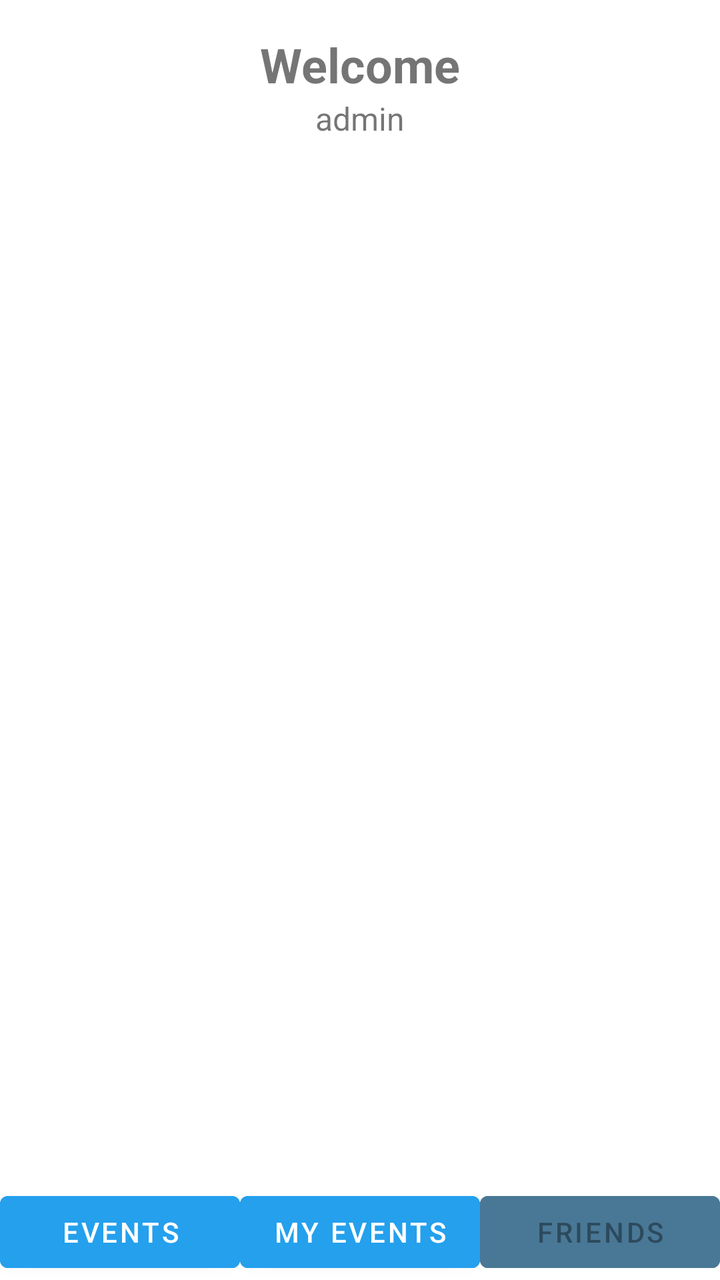
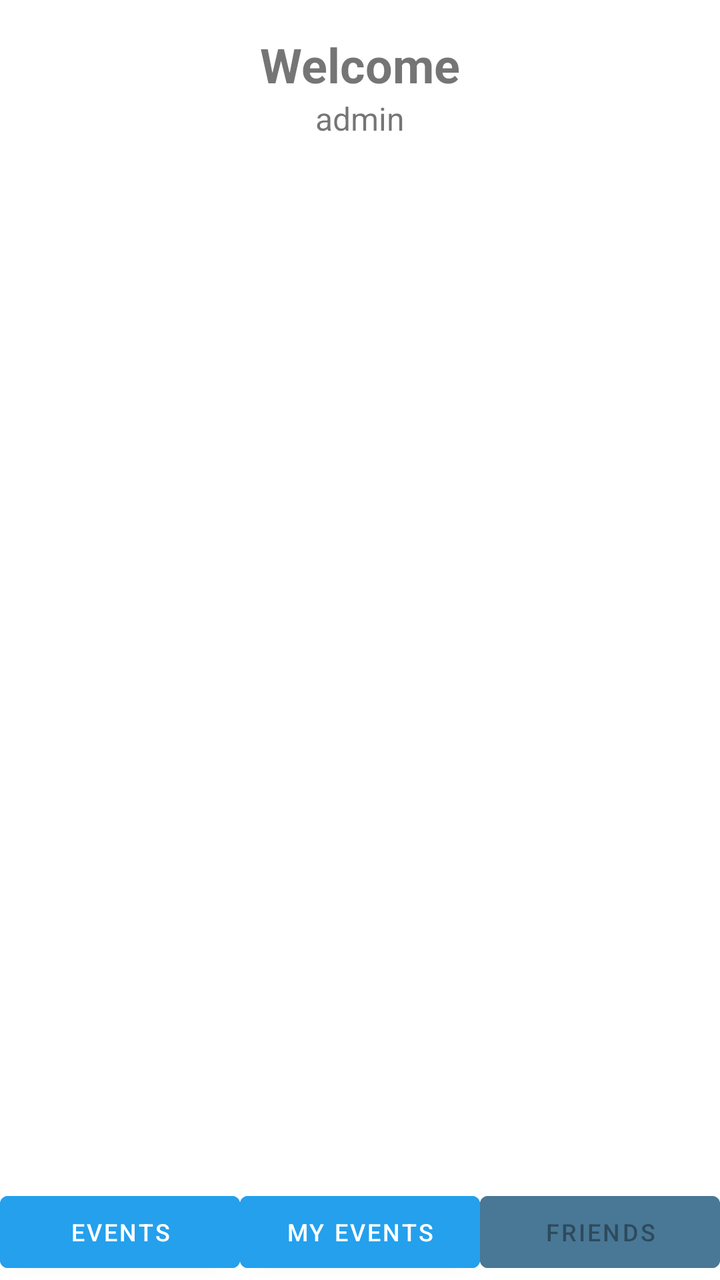

Two renders of the same Android screen: before a commit and after it. Below are the layout's source before the change and the commit's diff.
<!-- AndroidManifest.xml: application theme Theme.EventsApp -->
<!-- res/layout/activity_events.xml -->
<?xml version="1.0" encoding="utf-8"?>
<LinearLayout xmlns:android="http://schemas.android.com/apk/res/android"
    xmlns:app="http://schemas.android.com/apk/res-auto"
    xmlns:tools="http://schemas.android.com/tools"
    android:id="@+id/events"
    android:layout_width="match_parent"
    android:layout_height="match_parent"
    tools:context=".EventsActivity"
    android:orientation="vertical">

    <LinearLayout
        android:layout_width="match_parent"
        android:layout_height="wrap_content"
        android:orientation="vertical"
        android:paddingVertical="16dp"
        >

        <TextView
            android:layout_width="wrap_content"
            android:layout_height="wrap_content"
            android:layout_gravity="center"
            android:text="@string/welcome"
            android:textStyle="bold"
            android:textSize="24sp"
            />

        <TextView
            android:id="@+id/textUsername"
            android:layout_width="wrap_content"
            android:layout_height="0dp"
            android:layout_weight="1"
            android:layout_gravity="center"
            android:text="@string/admin"
            android:textSize="16sp"
            />

    </LinearLayout>


    <LinearLayout
        android:id="@+id/fragmentLayout"
        android:layout_width="match_parent"
        android:layout_height="0dp"
        android:layout_weight="1"
        android:orientation="vertical"
        />


    <LinearLayout
        android:layout_width="match_parent"
        android:layout_height="wrap_content"
        android:orientation="horizontal"
        android:layout_gravity="bottom"
        >

        <Button
            android:id="@+id/btnEvents"
            android:layout_width="0dp"
            android:layout_height="match_parent"
            android:text="@string/events"
            android:layout_weight="1"
            android:backgroundTint="@color/blue"
            />

        <Button
            android:id="@+id/btnMyEvents"
            android:layout_width="0dp"
            android:layout_height="match_parent"
            android:text="@string/my_events"
            android:layout_weight="1"
            android:backgroundTint="@color/blue"
            />

        <Button
            android:id="@+id/btnFriends"
            android:layout_width="0dp"
            android:layout_height="match_parent"
            android:text="@string/friends"
            android:layout_weight="1"
            android:backgroundTint="@color/blue_grey"
            android:enabled="false"
            />

    </LinearLayout>

</LinearLayout>
<!-- resources referenced by this layout -->
<resources>
  <color name="blue">#24A0ED</color>
  <color name="blue_grey">#497896</color>
  <string name="admin">admin</string>
  <string name="events">events</string>
  <string name="friends">friends</string>
  <string name="my_events">my events</string>
  <string name="welcome">Welcome</string>
  <style name="Theme.EventsApp" parent="Theme.MaterialComponents.DayNight.DarkActionBar">
          
          <item name="colorPrimary">@color/purple_500</item>
          <item name="colorPrimaryVariant">@color/purple_700</item>
          <item name="colorOnPrimary">@color/white</item>
          
          <item name="colorSecondary">@color/teal_200</item>
          <item name="colorSecondaryVariant">@color/teal_700</item>
          <item name="colorOnSecondary">@color/black</item>
          
          <item name="android:statusBarColor">?attr/colorPrimaryVariant</item>
          
      </style>
  <color name="purple_500">#FF6200EE</color>
  <color name="purple_700">#FF3700B3</color>
  <color name="white">#FFFFFFFF</color>
  <color name="teal_200">#FF03DAC5</color>
  <color name="teal_700">#FF018786</color>
  <color name="black">#FF000000</color>
</resources>

<!-- the commit's change to res/layout/activity_events.xml (unified diff, before → after) -->
@@ -59,6 +59,7 @@
             android:layout_height="match_parent"
             android:text="@string/events"
             android:layout_weight="1"
+            android:textSize="12sp"
             android:backgroundTint="@color/blue"
             />
 
@@ -68,6 +69,7 @@
             android:layout_height="match_parent"
             android:text="@string/my_events"
             android:layout_weight="1"
+            android:textSize="12sp"
             android:backgroundTint="@color/blue"
             />
 
@@ -77,6 +79,8 @@
             android:layout_height="match_parent"
             android:text="@string/friends"
             android:layout_weight="1"
+            android:textSize="12sp"
+
             android:backgroundTint="@color/blue_grey"
             android:enabled="false"
             />
